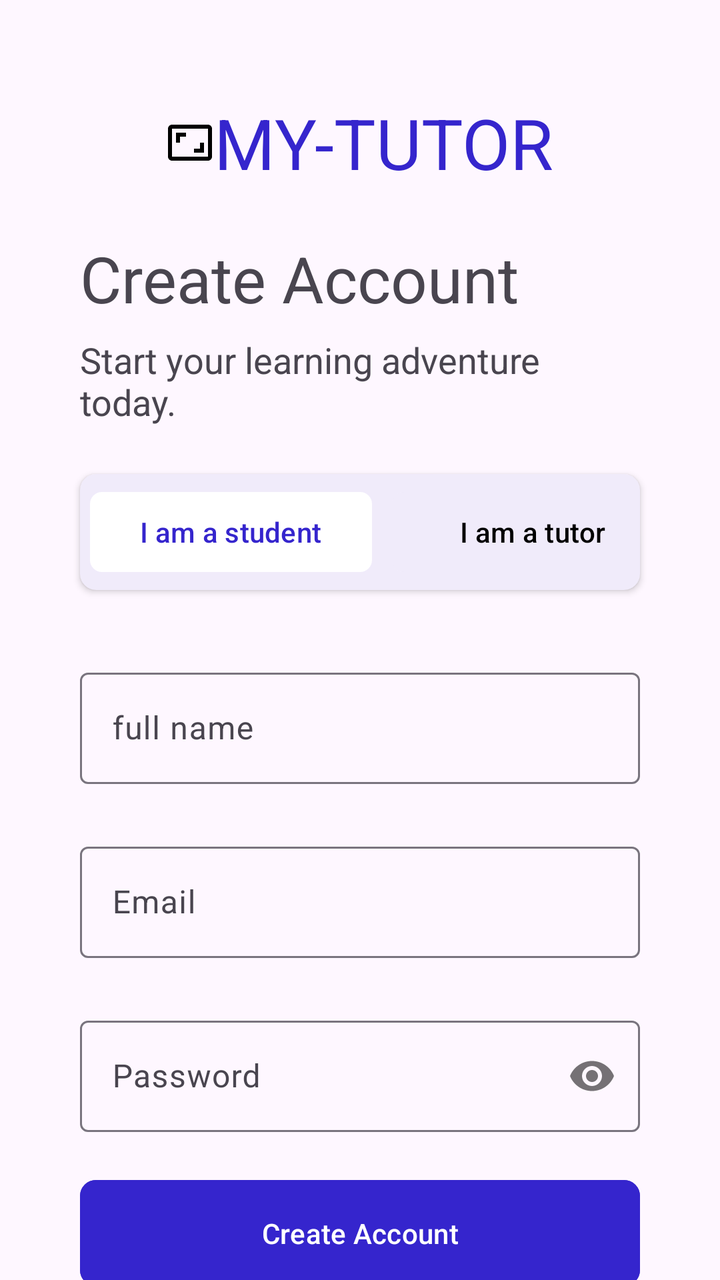
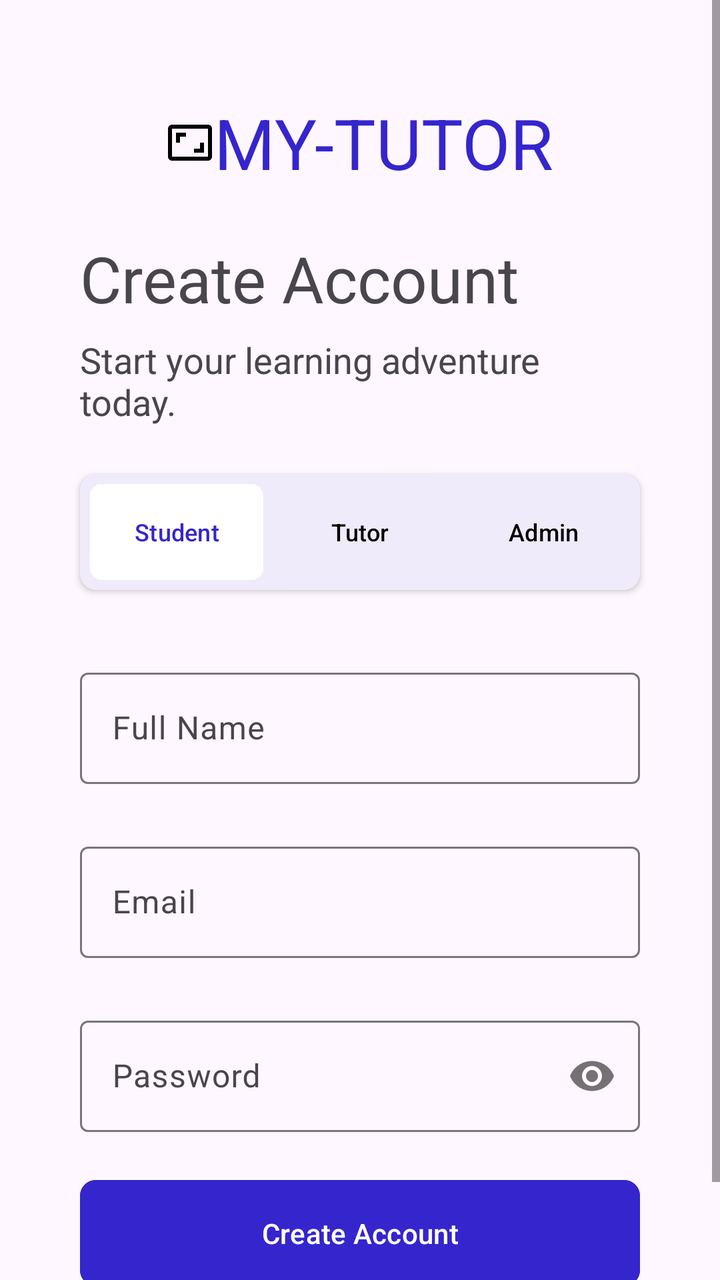

Compare the two renders of this Android layout. The source of the first and the diff that turns it into the second are given below.
<!-- AndroidManifest.xml: application theme Theme.MyTutor -->
<!-- res/layout/activity_sign_up.xml -->
<?xml version="1.0" encoding="utf-8"?>
<LinearLayout
    xmlns:android="http://schemas.android.com/apk/res/android"
    xmlns:app="http://schemas.android.com/apk/res-auto"
    xmlns:tools="http://schemas.android.com/tools"
    android:id="@+id/main"
    android:layout_width="match_parent"
    android:layout_height="match_parent"
    android:orientation="vertical"
    tools:context=".SignUpActivity">


    <TextView
        android:layout_width="wrap_content"
        android:layout_height="wrap_content"
        android:text="My-Tutor"
        android:textColor="@color/btn"
        android:drawableLeft="@drawable/outline_aspect_ratio_24"
        android:textAllCaps="true"
        android:textSize="35sp"
        android:layout_marginTop="48dp"
        android:layout_gravity="center"/>

    <TextView
        android:layout_width="wrap_content"
        android:layout_height="wrap_content"
        android:text="Create Account"
        android:textSize="32sp"
        android:layout_marginTop="23dp"
        android:layout_marginHorizontal="40dp"/>
    <TextView
        android:layout_width="wrap_content"
        android:layout_height="wrap_content"
        android:text="Start your learning adventure today."
        android:textSize="18sp"
        android:layout_marginTop="7.1dp"
        android:layout_marginHorizontal="40dp"/>

    <androidx.cardview.widget.CardView
        android:layout_width="wrap_content"
        android:layout_height="wrap_content"
        android:layout_marginHorizontal="40dp"
        android:layout_gravity="center"
        android:layout_marginTop="24dp"
        app:cardCornerRadius="8dp"
        android:backgroundTint="#F0EBFA">
        <LinearLayout
            android:layout_width="306dp"
            android:layout_height="wrap_content"

            android:orientation="horizontal"
            android:padding="5dp">

            <com.google.android.material.button.MaterialButton
                android:id="@+id/student"
                android:layout_width="141dp"
                android:layout_height="wrap_content"
                android:text="I am a student"
                android:textColor="@color/btn"
                app:backgroundTint="@color/white"
                app:cornerRadius="6dp" />

            <com.google.android.material.button.MaterialButton
                android:id="@+id/tutor"
                android:layout_width="141dp"
                android:layout_height="wrap_content"
                android:layout_marginStart="10dp"
                android:backgroundTint="#F0EBFA"
                android:text="I am a tutor"
                android:textColor="@color/black"
                app:cornerRadius="6dp" />
        </LinearLayout>
    </androidx.cardview.widget.CardView>


    <com.google.android.material.textfield.TextInputLayout
        android:layout_width="match_parent"
        android:layout_marginHorizontal="40dp"
        android:layout_marginTop="36dp"
        android:layout_height="wrap_content">
        <com.google.android.material.textfield.TextInputEditText
            android:id="@+id/fullName"
            android:layout_width="match_parent"
            android:layout_height="wrap_content"
            android:textColor="@color/textInput"
            android:inputType="text"
            android:hint="full name"/>
    </com.google.android.material.textfield.TextInputLayout>

    <com.google.android.material.textfield.TextInputLayout
        android:layout_width="match_parent"
        android:layout_marginHorizontal="40dp"
        android:layout_marginTop="26dp"
        android:layout_height="wrap_content">
        <com.google.android.material.textfield.TextInputEditText
            android:id="@+id/email"
            android:layout_width="match_parent"
            android:layout_height="wrap_content"
            android:textColor="@color/textInput"
            android:inputType="textEmailAddress"
            android:hint="Email"/>
    </com.google.android.material.textfield.TextInputLayout>

    <com.google.android.material.textfield.TextInputLayout
        android:layout_width="match_parent"
        android:layout_marginHorizontal="40dp"
        android:layout_marginTop="26dp"
        app:passwordToggleEnabled="true"
        android:layout_height="wrap_content">
        <com.google.android.material.textfield.TextInputEditText
            android:id="@+id/password"
            android:layout_width="match_parent"
            android:layout_height="wrap_content"
            android:textColor="@color/textInput"
            android:inputType="textPassword"
            android:hint="Password"/>
    </com.google.android.material.textfield.TextInputLayout>


    <com.google.android.material.button.MaterialButton
        android:id="@+id/loginBtn"
        android:layout_width="match_parent"
        android:layout_height="61dp"
        android:layout_marginHorizontal="40dp"
        android:layout_marginTop="20dp"
        android:backgroundTint="@color/btn"
        android:text="Create Account"
        app:cornerRadius="8dp" />

    <TextView
        android:id="@+id/login"
        android:layout_width="wrap_content"
        android:layout_height="wrap_content"
        android:layout_gravity="center"
        android:layout_marginHorizontal="40dp"
        android:layout_marginTop="7.1dp"
        android:clickable="true"
        android:text="Already have an account? Log In"
        android:textSize="14sp" />

</LinearLayout>
<!-- resources referenced by this layout -->
<resources>
  <color name="black">#FF000000</color>
  <color name="btn">#3525CD</color>
  <color name="textInput">#464555</color>
  <color name="white">#FFFFFFFF</color>
  <!-- drawable outline_aspect_ratio_24 (drawable) -->
  <vector xmlns:android="http://schemas.android.com/apk/res/android" android:height="24dp" android:tint="#000000" android:viewportHeight="24" android:viewportWidth="24" android:width="24dp">
        
      <path android:fillColor="@android:color/white" android:pathData="M19,12h-2v3h-3v2h5v-5zM7,9h3L10,7L5,7v5h2L7,9zM21,3L3,3c-1.1,0 -2,0.9 -2,2v14c0,1.1 0.9,2 2,2h18c1.1,0 2,-0.9 2,-2L23,5c0,-1.1 -0.9,-2 -2,-2zM21,19.01L3,19.01L3,4.99h18v14.02z"/>
      
  </vector>
  <style name="Theme.MyTutor" parent="Base.Theme.MyTutor" />
  <style name="Base.Theme.MyTutor" parent="Theme.Material3.DayNight.NoActionBar">
          
          
      </style>
</resources>

<!-- the commit's change to res/layout/activity_sign_up.xml (unified diff, before → after) -->
@@ -9,133 +9,182 @@
     android:orientation="vertical"
     tools:context=".SignUpActivity">
 
+    <ScrollView
+        android:layout_width="match_parent"
+        android:layout_height="match_parent">
 
-    <TextView
-        android:layout_width="wrap_content"
-        android:layout_height="wrap_content"
-        android:text="My-Tutor"
-        android:textColor="@color/btn"
-        android:drawableLeft="@drawable/outline_aspect_ratio_24"
-        android:textAllCaps="true"
-        android:textSize="35sp"
-        android:layout_marginTop="48dp"
-        android:layout_gravity="center"/>
+        <LinearLayout
+            android:layout_width="match_parent"
+            android:layout_height="wrap_content"
+            android:orientation="vertical"
+            android:paddingBottom="20dp">
 
-    <TextView
-        android:layout_width="wrap_content"
-        android:layout_height="wrap_content"
-        android:text="Create Account"
-        android:textSize="32sp"
-        android:layout_marginTop="23dp"
-        android:layout_marginHorizontal="40dp"/>
-    <TextView
-        android:layout_width="wrap_content"
-        android:layout_height="wrap_content"
-        android:text="Start your learning adventure today."
-        android:textSize="18sp"
-        android:layout_marginTop="7.1dp"
-        android:layout_marginHorizontal="40dp"/>
+            <TextView
+                android:layout_width="wrap_content"
+                android:layout_height="wrap_content"
+                android:text="My-Tutor"
+                android:textColor="@color/btn"
+                android:drawableLeft="@drawable/outline_aspect_ratio_24"
+                android:textAllCaps="true"
+                android:textSize="35sp"
+                android:layout_marginTop="48dp"
+                android:layout_gravity="center"/>
 
-    <androidx.cardview.widget.CardView
-        android:layout_width="wrap_content"
-        android:layout_height="wrap_content"
-        android:layout_marginHorizontal="40dp"
-        android:layout_gravity="center"
-        android:layout_marginTop="24dp"
-        app:cardCornerRadius="8dp"
-        android:backgroundTint="#F0EBFA">
-        <LinearLayout
-            android:layout_width="306dp"
-            android:layout_height="wrap_content"
+            <TextView
+                android:layout_width="wrap_content"
+                android:layout_height="wrap_content"
+                android:text="Create Account"
+                android:textSize="32sp"
+                android:layout_marginTop="23dp"
+                android:layout_marginHorizontal="40dp"/>
+            <TextView
+                android:layout_width="wrap_content"
+                android:layout_height="wrap_content"
+                android:text="Start your learning adventure today."
+                android:textSize="18sp"
+                android:layout_marginTop="7.1dp"
+                android:layout_marginHorizontal="40dp"/>
 
-            android:orientation="horizontal"
-            android:padding="5dp">
+            <androidx.cardview.widget.CardView
+                android:layout_width="wrap_content"
+                android:layout_height="wrap_content"
+                android:layout_marginHorizontal="40dp"
+                android:layout_gravity="center"
+                android:layout_marginTop="24dp"
+                app:cardCornerRadius="8dp"
+                android:backgroundTint="#F0EBFA">
+                <LinearLayout
+                    android:layout_width="match_parent"
+                    android:layout_height="wrap_content"
+                    android:orientation="horizontal"
+                    android:padding="5dp">
+
+                    <com.google.android.material.button.MaterialButton
+                        android:id="@+id/student"
+                        android:layout_width="0dp"
+                        android:layout_height="wrap_content"
+                        android:layout_weight="1"
+                        android:text="Student"
+                        android:textColor="@color/btn"
+                        app:backgroundTint="@color/white"
+                        app:cornerRadius="6dp"
+                        android:insetTop="0dp"
+                        android:insetBottom="0dp"
+                        android:padding="0dp"
+                        android:textSize="12sp" />
+
+                    <com.google.android.material.button.MaterialButton
+                        android:id="@+id/tutor"
+                        android:layout_width="0dp"
+                        android:layout_height="wrap_content"
+                        android:layout_weight="1"
+                        android:layout_marginStart="5dp"
+                        android:backgroundTint="#F0EBFA"
+                        android:text="Tutor"
+                        android:textColor="@color/black"
+                        app:cornerRadius="6dp"
+                        android:insetTop="0dp"
+                        android:insetBottom="0dp"
+                        android:padding="0dp"
+                        android:textSize="12sp" />
+
+                    <com.google.android.material.button.MaterialButton
+                        android:id="@+id/admin"
+                        android:layout_width="0dp"
+                        android:layout_height="wrap_content"
+                        android:layout_weight="1"
+                        android:layout_marginStart="5dp"
+                        android:backgroundTint="#F0EBFA"
+                        android:text="Admin"
+                        android:textColor="@color/black"
+                        app:cornerRadius="6dp"
+                        android:insetTop="0dp"
+                        android:insetBottom="0dp"
+                        android:padding="0dp"
+                        android:textSize="12sp" />
+                </LinearLayout>
+            </androidx.cardview.widget.CardView>
+
+            <com.google.android.material.textfield.TextInputLayout
+                android:layout_width="match_parent"
+                android:layout_marginHorizontal="40dp"
+                android:layout_marginTop="36dp"
+                android:layout_height="wrap_content">
+                <com.google.android.material.textfield.TextInputEditText
+                    android:id="@+id/fullName"
+                    android:layout_width="match_parent"
+                    android:layout_height="wrap_content"
+                    android:textColor="@color/textInput"
+                    android:inputType="text"
+                    android:hint="Full Name"/>
+            </com.google.android.material.textfield.TextInputLayout>
+
+            <com.google.android.material.textfield.TextInputLayout
+                android:layout_width="match_parent"
+                android:layout_marginHorizontal="40dp"
+                android:layout_marginTop="26dp"
+                android:layout_height="wrap_content">
+                <com.google.android.material.textfield.TextInputEditText
+                    android:id="@+id/email"
+                    android:layout_width="match_parent"
+                    android:layout_height="wrap_content"
+                    android:textColor="@color/textInput"
+                    android:inputType="textEmailAddress"
+                    android:hint="Email"/>
+            </com.google.android.material.textfield.TextInputLayout>
+
+            <com.google.android.material.textfield.TextInputLayout
+                android:id="@+id/bioLayout"
+                android:layout_width="match_parent"
+                android:layout_marginHorizontal="40dp"
+                android:layout_marginTop="26dp"
+                android:visibility="gone"
+                android:layout_height="wrap_content">
+                <com.google.android.material.textfield.TextInputEditText
+                    android:id="@+id/bio"
+                    android:layout_width="match_parent"
+                    android:layout_height="wrap_content"
+                    android:textColor="@color/textInput"
+                    android:inputType="textMultiLine"
+                    android:hint="Bio/Description (e.g. Expert in Math)"/>
+            </com.google.android.material.textfield.TextInputLayout>
+
+            <com.google.android.material.textfield.TextInputLayout
+                android:layout_width="match_parent"
+                android:layout_marginHorizontal="40dp"
+                android:layout_marginTop="26dp"
+                app:passwordToggleEnabled="true"
+                android:layout_height="wrap_content">
+                <com.google.android.material.textfield.TextInputEditText
+                    android:id="@+id/password"
+                    android:layout_width="match_parent"
+                    android:layout_height="wrap_content"
+                    android:textColor="@color/textInput"
+                    android:inputType="textPassword"
+                    android:hint="Password"/>
+            </com.google.android.material.textfield.TextInputLayout>
 
             <com.google.android.material.button.MaterialButton
-                android:id="@+id/student"
-                android:layout_width="141dp"
+                android:id="@+id/loginBtn"
+                android:layout_width="match_parent"
+                android:layout_height="61dp"
+                android:layout_marginHorizontal="40dp"
+                android:layout_marginTop="20dp"
+                android:backgroundTint="@color/btn"
+                android:text="Create Account"
+                app:cornerRadius="8dp" />
+
+            <TextView
+                android:id="@+id/login"
+                android:layout_width="wrap_content"
                 android:layout_height="wrap_content"
-                android:text="I am a student"
-                android:textColor="@color/btn"
-                app:backgroundTint="@color/white"
-                app:cornerRadius="6dp" />
+                android:layout_gravity="center"
+                android:layout_marginHorizontal="40dp"
+                android:layout_marginTop="7.1dp"
+                android:clickable="true"
+                android:text="Already have an account? Log In"
+                android:textSize="14sp" />
 
-            <com.google.android.material.button.MaterialButton
-                android:id="@+id/tutor"
-                android:layout_width="141dp"
-                android:layout_height="wrap_content"
-                android:layout_marginStart="10dp"
-                android:backgroundTint="#F0EBFA"
-                android:text="I am a tutor"
-                android:textColor="@color/black"
-                app:cornerRadius="6dp" />
         </LinearLayout>
-    </androidx.cardview.widget.CardView>
-
-
-    <com.google.android.material.textfield.TextInputLayout
-        android:layout_width="match_parent"
-        android:layout_marginHorizontal="40dp"
-        android:layout_marginTop="36dp"
-        android:layout_height="wrap_content">
-        <com.google.android.material.textfield.TextInputEditText
-            android:id="@+id/fullName"
-            android:layout_width="match_parent"
-            android:layout_height="wrap_content"
-            android:textColor="@color/textInput"
-            android:inputType="text"
-            android:hint="full name"/>
-    </com.google.android.material.textfield.TextInputLayout>
-
-    <com.google.android.material.textfield.TextInputLayout
-        android:layout_width="match_parent"
-        android:layout_marginHorizontal="40dp"
-        android:layout_marginTop="26dp"
-        android:layout_height="wrap_content">
-        <com.google.android.material.textfield.TextInputEditText
-            android:id="@+id/email"
-            android:layout_width="match_parent"
-            android:layout_height="wrap_content"
-            android:textColor="@color/textInput"
-            android:inputType="textEmailAddress"
-            android:hint="Email"/>
-    </com.google.android.material.textfield.TextInputLayout>
-
-    <com.google.android.material.textfield.TextInputLayout
-        android:layout_width="match_parent"
-        android:layout_marginHorizontal="40dp"
-        android:layout_marginTop="26dp"
-        app:passwordToggleEnabled="true"
-        android:layout_height="wrap_content">
-        <com.google.android.material.textfield.TextInputEditText
-            android:id="@+id/password"
-            android:layout_width="match_parent"
-            android:layout_height="wrap_content"
-            android:textColor="@color/textInput"
-            android:inputType="textPassword"
-            android:hint="Password"/>
-    </com.google.android.material.textfield.TextInputLayout>
-
-
-    <com.google.android.material.button.MaterialButton
-        android:id="@+id/loginBtn"
-        android:layout_width="match_parent"
-        android:layout_height="61dp"
-        android:layout_marginHorizontal="40dp"
-        android:layout_marginTop="20dp"
-        android:backgroundTint="@color/btn"
-        android:text="Create Account"
-        app:cornerRadius="8dp" />
-
-    <TextView
-        android:id="@+id/login"
-        android:layout_width="wrap_content"
-        android:layout_height="wrap_content"
-        android:layout_gravity="center"
-        android:layout_marginHorizontal="40dp"
-        android:layout_marginTop="7.1dp"
-        android:clickable="true"
-        android:text="Already have an account? Log In"
-        android:textSize="14sp" />
-
+    </ScrollView>
 </LinearLayout>
